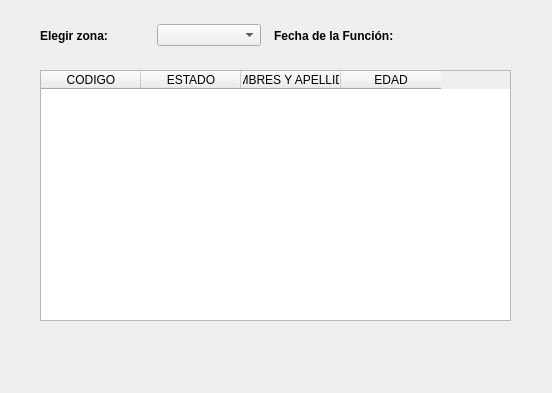
This is PA2/PA2_Ejercicio02_Villanueva_Rojas/Ejercicio_02/listarbutacaszonagui.ui in JMOrbegoso/USS-2021-II-PP as Qt 5 draws it before an edit. The edited form follows.
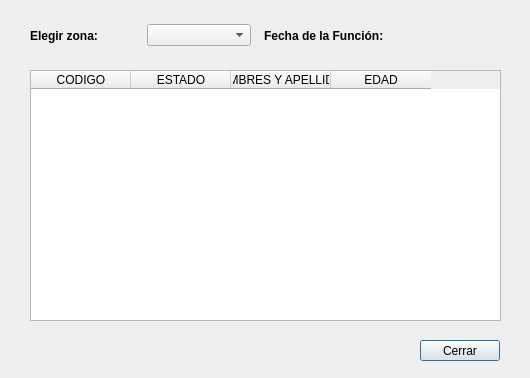
This is the edited form.

```diff
--- a/PA2/PA2_Ejercicio02_Villanueva_Rojas/Ejercicio_02/listarbutacaszonagui.ui
+++ b/PA2/PA2_Ejercicio02_Villanueva_Rojas/Ejercicio_02/listarbutacaszonagui.ui
@@ -6,8 +6,8 @@
    <rect>
     <x>0</x>
     <y>0</y>
-    <width>552</width>
-    <height>393</height>
+    <width>530</width>
+    <height>378</height>
    </rect>
   </property>
   <property name="windowTitle">
@@ -16,7 +16,7 @@
   <widget class="QTableWidget" name="tableWidget">
    <property name="geometry">
     <rect>
-     <x>40</x>
+     <x>30</x>
      <y>70</y>
      <width>471</width>
      <height>251</height>
@@ -46,7 +46,7 @@
   <widget class="QWidget" name="horizontalLayoutWidget">
    <property name="geometry">
     <rect>
-     <x>40</x>
+     <x>30</x>
      <y>20</y>
      <width>471</width>
      <height>31</height>
@@ -97,6 +97,19 @@
     </item>
    </layout>
   </widget>
+  <widget class="QPushButton" name="btnClose">
+   <property name="geometry">
+    <rect>
+     <x>420</x>
+     <y>340</y>
+     <width>80</width>
+     <height>21</height>
+    </rect>
+   </property>
+   <property name="text">
+    <string>Cerrar</string>
+   </property>
+  </widget>
  </widget>
  <resources/>
  <connections/>
```
